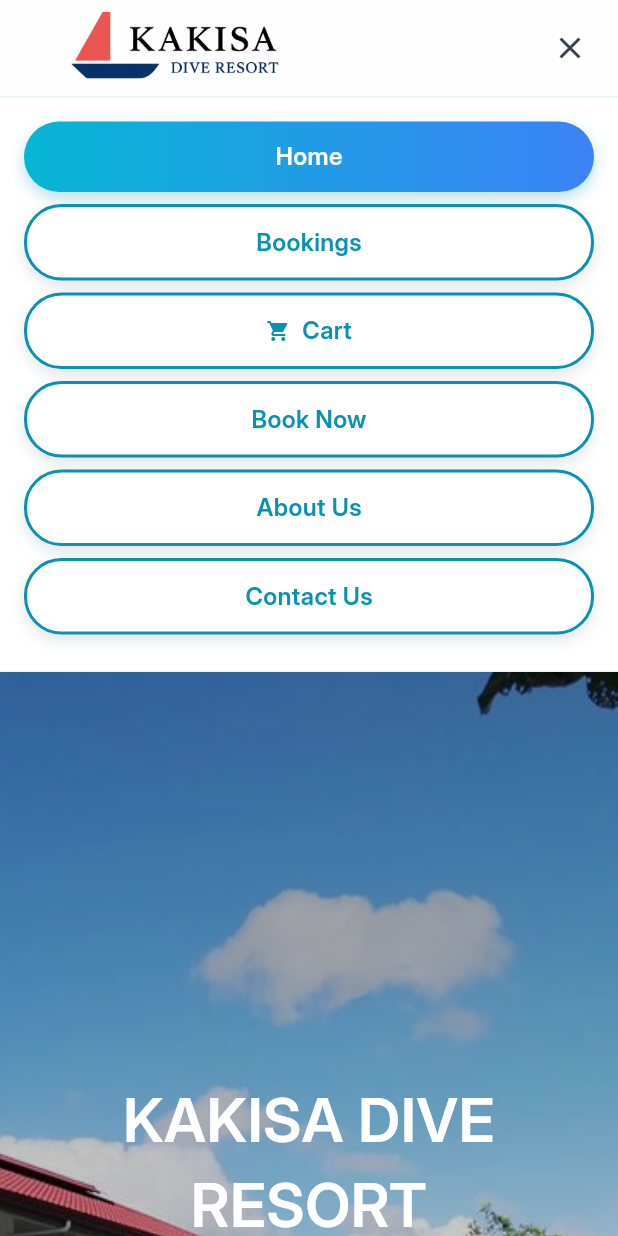
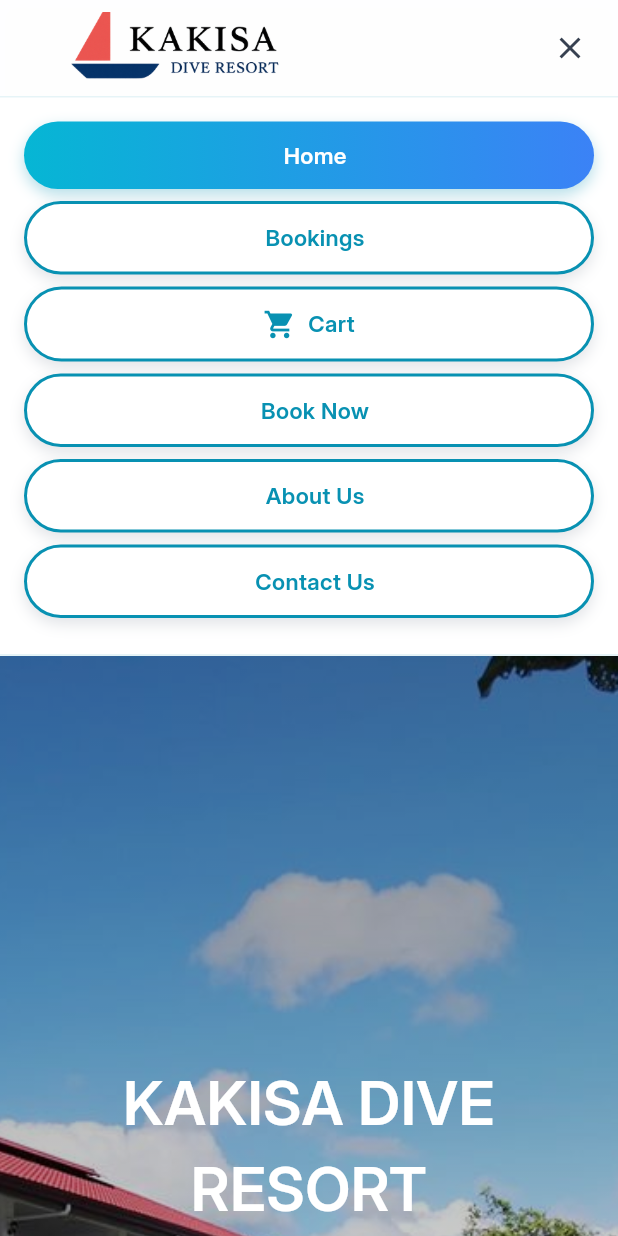
Before and after one commit to JohnBOK1/Kakisa-Project, a Flutter app: the screen it shows after launch, after a tap on the "menu" icon, on a phone screen of 412 x 824 dp. Run offline on Flutter 3.47's test engine with Material 3 defaults, Android fonts, the light colour scheme and no system bars.

Commit message:
Updated header.dart for responsive cart badge on mobile

```diff
--- a/lib/widgets/header.dart
+++ b/lib/widgets/header.dart
@@ -212,6 +212,14 @@
   }
 
 Widget _buildNavItem(NavItem item, bool isActive, bool showBadge) {
+  final screenWidth = MediaQuery.of(context).size.width;
+  final isMobile = screenWidth < 600;
+
+  final double iconSize = isMobile ? 22 : 26;
+  final double badgeOffset = isMobile ? -6 : -8;
+  final double badgeFontSize = isMobile ? 9 : 11;
+  final double badgeSize = isMobile ? 16 : 20;
+
   return GestureDetector(
     onTap: () => _handleNavigate(item.page),
     child: Container(
@@ -223,48 +231,45 @@
       child: Row(
         mainAxisSize: MainAxisSize.min,
         children: [
-            if (item.icon != null) ...[
+          if (item.icon != null)
             Stack(
+              clipBehavior: Clip.none,
               children: [
                 Icon(
                   item.icon,
                   color: isActive ? AppColors.primary : AppColors.grey700,
-                    size: 16,
+                  size: iconSize,
                 ),
                 if (showBadge)
-                    Positioned(
-                      right: -8,
-                      top: -8,
+                  Transform.translate(
+                    offset: Offset(badgeOffset, badgeOffset),
                     child: Container(
-                        padding: const EdgeInsets.all(4),
+                      width: badgeSize,
+                      height: badgeSize,
+                      alignment: Alignment.center,
                       decoration: const BoxDecoration(
                         color: AppColors.error,
                         shape: BoxShape.circle,
                       ),
-                        constraints: const BoxConstraints(
-                          minWidth: 20,
-                          minHeight: 20,
-                        ),
                       child: Text(
                         widget.cartItemCount.toString(),
-                          style: const TextStyle(
+                        style: TextStyle(
                           color: Colors.white,
-                            fontSize: 12,
+                          fontSize: badgeFontSize,
                           fontWeight: FontWeight.bold,
+                          height: 1,
                         ),
-                          textAlign: TextAlign.center,
                       ),
                     ),
                   ),
               ],
             ),
           const SizedBox(width: 8),
-            ],
           Text(
             item.label,
             style: TextStyle(
               color: isActive ? AppColors.primary : AppColors.grey700,
-                fontSize: 16,
+              fontSize: isMobile ? 15 : 16,
               fontWeight: isActive ? FontWeight.w600 : FontWeight.w500,
             ),
           ),
@@ -274,7 +279,17 @@
   );
 }
 
+
+
   Widget _buildMobileNavItem(NavItem item, bool isActive, bool showBadge) {
+  final screenWidth = MediaQuery.of(context).size.width;
+  final isMobile = screenWidth < 600;
+
+  final double iconSize = isMobile ? 22 : 26;
+  final double badgeOffset = isMobile ? -8 : -10;
+  final double badgeFontSize = isMobile ? 9 : 11;
+  final double badgeSize = isMobile ? 16 : 20;
+
   return SizedBox(
     width: double.infinity,
     child: TropicalButton(
@@ -285,48 +300,45 @@
       child: Row(
         mainAxisAlignment: MainAxisAlignment.center,
         children: [
-            if (item.icon != null) ...[
+          if (item.icon != null)
             Stack(
+              clipBehavior: Clip.none,
               children: [
                 Icon(
                   item.icon,
                   color: isActive ? Colors.white : AppColors.primary,
-                    size: 16,
+                  size: iconSize,
                 ),
                 if (showBadge)
-                    Positioned(
-                      right: -8,
-                      top: -8,
+                  Transform.translate(
+                    offset: Offset(badgeOffset, badgeOffset),
                     child: Container(
-                        padding: const EdgeInsets.all(4),
+                      width: badgeSize,
+                      height: badgeSize,
+                      alignment: Alignment.center,
                       decoration: const BoxDecoration(
                         color: AppColors.error,
                         shape: BoxShape.circle,
                       ),
-                        constraints: const BoxConstraints(
-                          minWidth: 20,
-                          minHeight: 20,
-                        ),
                       child: Text(
                         widget.cartItemCount.toString(),
-                          style: const TextStyle(
+                        style: TextStyle(
                           color: Colors.white,
-                            fontSize: 12,
+                          fontSize: badgeFontSize,
                           fontWeight: FontWeight.bold,
+                          height: 1,
                         ),
-                          textAlign: TextAlign.center,
                       ),
                     ),
                   ),
               ],
             ),
           const SizedBox(width: 8),
-            ],
           Text(
             item.label,
             style: TextStyle(
               color: isActive ? Colors.white : AppColors.primary,
-                fontSize: 16,
+              fontSize: isMobile ? 15 : 16,
               fontWeight: FontWeight.w600,
             ),
           ),
```
Lines whose indentation alone changed are shown as unchanged.
